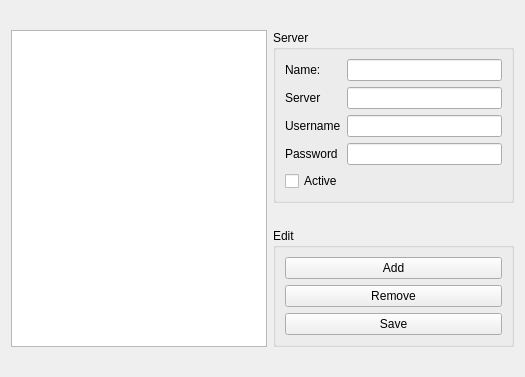
Before: the Qt Designer form src/servicebrowser/ampache/AmpacheConfigWidget.ui in KDE/amarok, drawn with Qt 5.
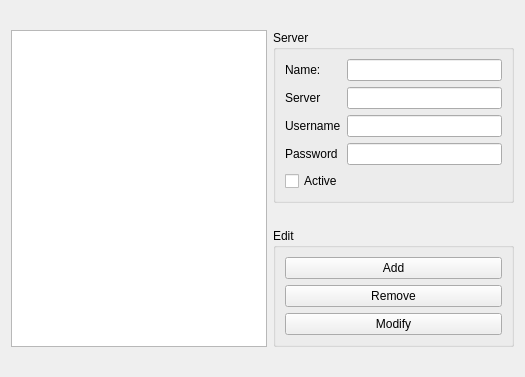
After: the same form once the commit is applied. Custom widgets are drawn as their Qt base class.

Commit message: Make the Ampache settings dialog actually usable

What changed in the file:
```diff
--- a/src/servicebrowser/ampache/AmpacheConfigWidget.ui
+++ b/src/servicebrowser/ampache/AmpacheConfigWidget.ui
@@ -107,7 +107,7 @@
       <item>
        <widget class="KPushButton" name="editButton" >
         <property name="text" >
-         <string>Save</string>
+         <string>Modify</string>
         </property>
        </widget>
       </item>
```
Left out of the diff: 2 changed lines with no effect on the pictures. The commit also changes 5 other files.
